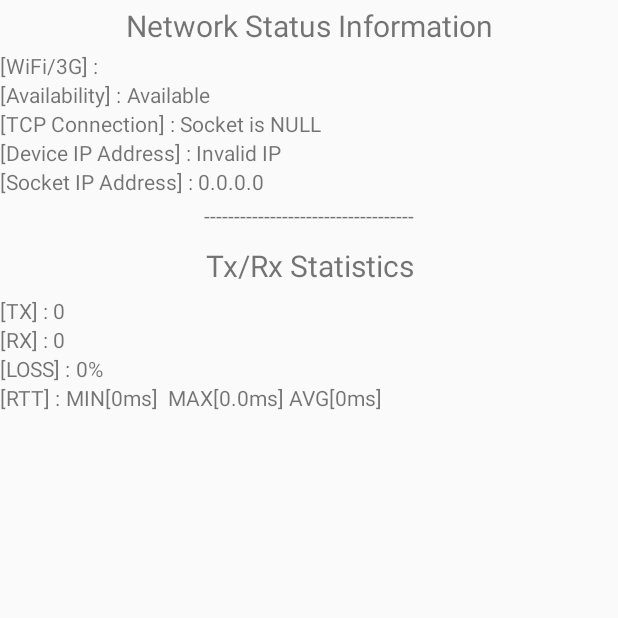
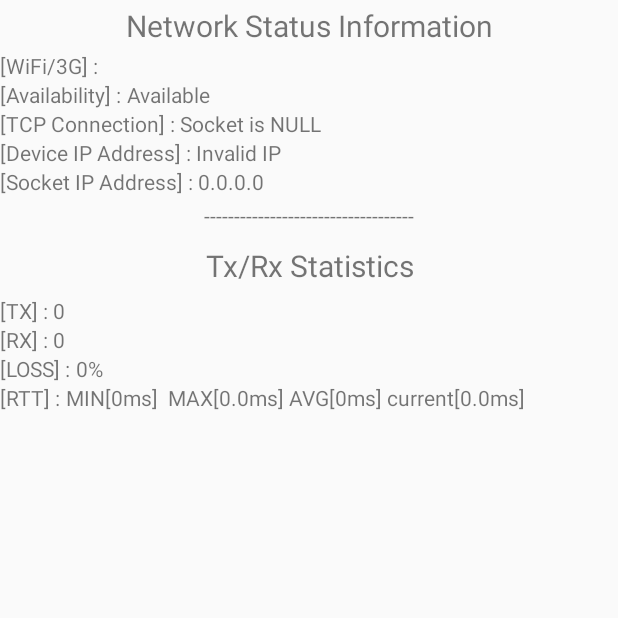
Before and after one commit to toandrew/network-test, an Android app: the fragment AnalyticsFragment shown on its own in the app's theme, on a phone screen of 412 x 824 dp, the top half of it. Run offline under Robolectric (Android 15) with nearby library versions, the light colour scheme and no system bars; 1 statement that could not run was skipped.

Commit message:
update statistics ui.
Signed-off-by: Jianmin Zhou <zhoujianmin@xiaoyezi.com>

```diff
--- a/client/NetworkTest/app/src/main/java/com/xiaoyezi/tools/networktest/analytics/Analytics.java
+++ b/client/NetworkTest/app/src/main/java/com/xiaoyezi/tools/networktest/analytics/Analytics.java
@@ -21,6 +21,8 @@ public class Analytics {
     private double mAvgRtt = 0;
     private double mTotalRtt = 0;
 
+    private double mCurrentRtt = 0;
+
     private Analytics() {
     }
 
@@ -43,6 +45,7 @@ public class Analytics {
         mMaxRtt = 0;
         mAvgRtt = 0;
         mTotalRtt = 0;
+        mCurrentRtt = 0;
     }
 
     public void setSentCount(int count) {
@@ -75,6 +78,8 @@ public class Analytics {
 
         mTotalRtt += rtt;
         mAvgRtt = Math.max(0, mTotalRtt/getRecvCount());
+
+        mCurrentRtt = rtt;
     }
     public double getMinRtt() {
         return mMinRtt;
@@ -88,6 +93,10 @@ public class Analytics {
         return mAvgRtt;
     }
 
+    public double getCurrentRtt() {
+        return mCurrentRtt;
+    }
+
     private synchronized static void init() {
         if (mInstance == null) {
             mInstance = new Analytics();
--- a/client/NetworkTest/app/src/main/java/com/xiaoyezi/tools/networktest/ui/AnalyticsFragment.java
+++ b/client/NetworkTest/app/src/main/java/com/xiaoyezi/tools/networktest/ui/AnalyticsFragment.java
@@ -176,7 +176,7 @@ public class AnalyticsFragment extends Fragment {
         mLoss.setText(mNumberFormat.format(loss*100) + "%");
 
         mMinMaxAvg.setText("MIN[" + (Analytics.getInstance().getMinRtt() >= Long.MAX_VALUE ? "0" : Analytics.getInstance().getMinRtt())
-                + "ms]  MAX[" + Analytics.getInstance().getMaxRtt() + "ms] AVG[" + mNumberFormat.format(Analytics.getInstance().getAvgRtt()) + "ms]");
+                + "ms]  MAX[" + Analytics.getInstance().getMaxRtt() + "ms] AVG[" + mNumberFormat.format(Analytics.getInstance().getAvgRtt()) + "ms] current[" + Analytics.getInstance().getCurrentRtt() + "ms]");
     }
 
     private String getLocalIpAddress(String netType) {
```
